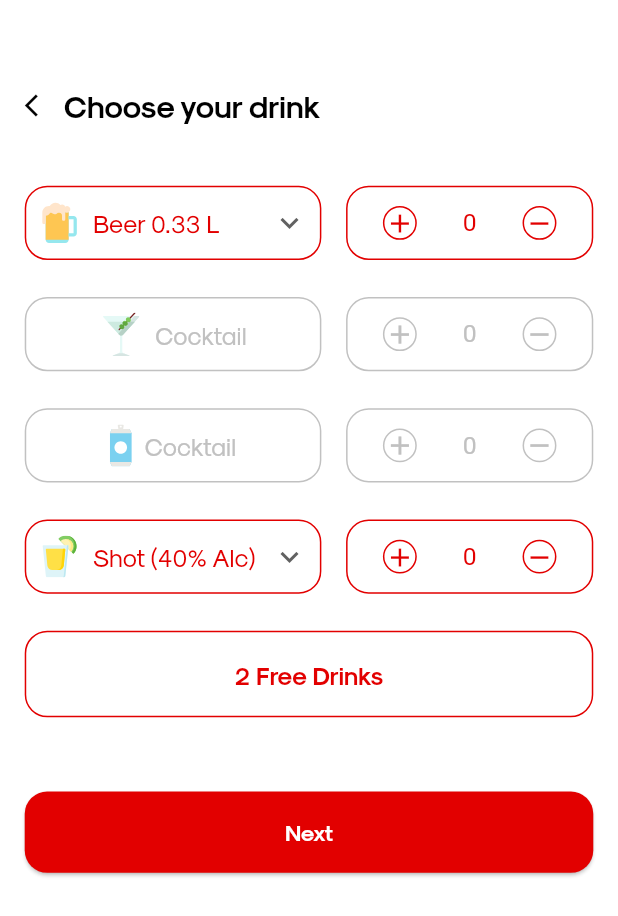
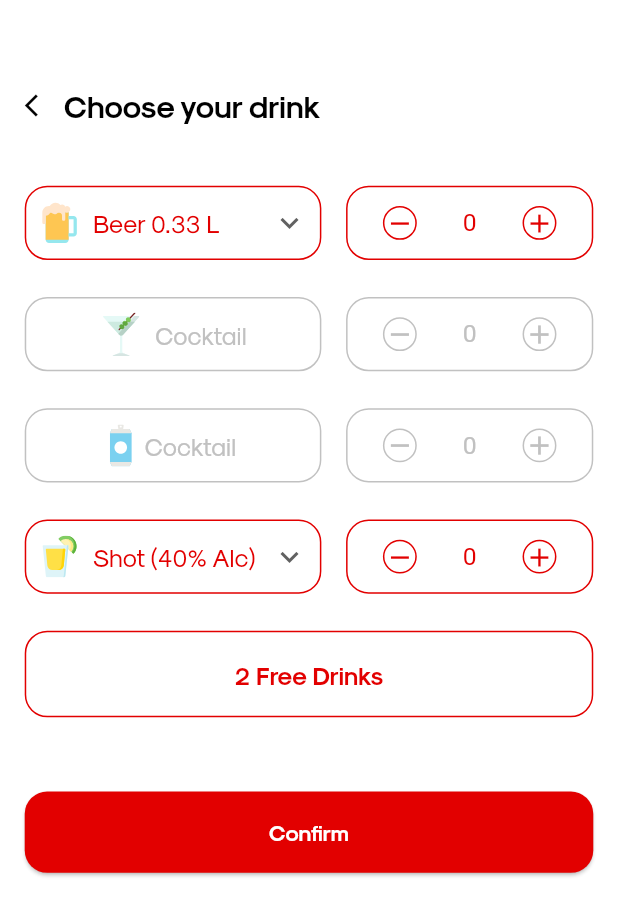
Before and after one commit to aliatherpeprix/Sauftrag-Social, a Flutter app: the BarDrinks screen opened directly, on a phone screen of 412 x 824 dp. Shown: the top 916 px of the screen. Run offline on Flutter 3.47's test engine with Material 2 defaults, Android fonts, the phone set to English and light mode, and no system bars; our stand-ins replace another_xlider, bubble, curved_navigation_bar, date_picker_timeline, dotted_border, emoji_picker_flutter and 14 more; missing offline and left inert: dart:ffi, expand_tap_area, qr_code_scanner, shrink_sidemenu; accounts and stored records are empty.

Commit message:
By: Ali Ather.
By: Ali Ather.
Date: 11/27/2021.
Time: 9:15 pm

```diff
--- a/lib/bar/views/Auth/barTimingType.dart
+++ b/lib/bar/views/Auth/barTimingType.dart
@@ -514,7 +514,7 @@ class _BarTimingAndTypeState extends State<BarTimingAndType> {
                           //margin: EdgeInsets.symmetric(vertical: SizeConfig.heightMultiplier * 2, horizontal: SizeConfig.widthMultiplier * 4),
                           child: ElevatedButton(
                             onPressed: () {
-                              model.navigateToTermsScreen();
+                              model.navigateToHomeBarScreen();
                             },
                             child: const Text("Let's Get Started"),
                             style: ElevatedButton.styleFrom(
--- a/lib/bar/views/Auth/media.dart
+++ b/lib/bar/views/Auth/media.dart
@@ -482,7 +482,7 @@ class _BarMediaState extends State<BarMedia> {
                           //margin: EdgeInsets.symmetric(vertical: SizeConfig.heightMultiplier * 2, horizontal: SizeConfig.widthMultiplier * 4),
                           child: ElevatedButton(
                             onPressed: () {
-                              model.navigateToTermsScreen();
+                              model.navigateToBarTimingTypeScreen();
                             },
                             child: const Text("Next"),
                             style: ElevatedButton.styleFrom(
--- a/lib/bar/views/Home/bar_drinks.dart
+++ b/lib/bar/views/Home/bar_drinks.dart
@@ -162,6 +162,36 @@ class _BarDrinksState extends State<BarDrinks> {
                               children: [
                                 GestureDetector(
                                     onTap: () {
+                                      if(index != 0){
+                                        index = index - 1;
+                                      }
+                                      setState(() {});
+                                    },
+                                    child: Center(
+                                      child: Container(
+                                        //padding: EdgeInsets.all(8.0),
+                                        decoration: BoxDecoration(
+                                            color: ColorUtils.white,
+                                            borderRadius: BorderRadius.all(
+                                                Radius.circular(50)),
+                                            border: Border.all(
+                                                color: ColorUtils.text_red)),
+                                        child: Icon(
+                                          Icons.remove,
+                                          size: 5.i,
+                                          color: ColorUtils.text_red,
+                                        ),
+                                      ),
+                                    )),
+                                Text(
+                                  index.toString(),
+                                  style: TextStyle(
+                                      color: ColorUtils.text_red,
+                                      fontSize: 2.h),
+                                ),
+
+                                GestureDetector(
+                                    onTap: () {
                                       index = index + 1;
                                       setState(() {});
                                     },
@@ -176,33 +206,6 @@ class _BarDrinksState extends State<BarDrinks> {
                                                 color: ColorUtils.text_red)),
                                         child: Icon(
                                           Icons.add,
-                                          size: 5.i,
-                                          color: ColorUtils.text_red,
-                                        ),
-                                      ),
-                                    )),
-                                Text(
-                                  index.toString(),
-                                  style: TextStyle(
-                                      color: ColorUtils.text_red,
-                                      fontSize: 2.h),
-                                ),
-                                GestureDetector(
-                                    onTap: () {
-                                      index = index - 1;
-                                      setState(() {});
-                                    },
-                                    child: Center(
-                                      child: Container(
-                                        //padding: EdgeInsets.all(8.0),
-                                        decoration: BoxDecoration(
-                                            color: ColorUtils.white,
-                                            borderRadius: BorderRadius.all(
-                                                Radius.circular(50)),
-                                            border: Border.all(
-                                                color: ColorUtils.text_red)),
-                                        child: Icon(
-                                          Icons.remove,
                                           size: 5.i,
                                           color: ColorUtils.text_red,
                                         ),
@@ -279,6 +282,36 @@ class _BarDrinksState extends State<BarDrinks> {
                               children: [
                                 GestureDetector(
                                     onTap: () {
+                                      if(index1 != 0)
+                                        {
+                                          index1 = index1 - 1;
+                                        }
+                                      setState(() {});
+                                    },
+                                    child: Center(
+                                      child: Container(
+                                        //padding: EdgeInsets.all(8.0),
+                                        decoration: BoxDecoration(
+                                            color: ColorUtils.white,
+                                            borderRadius: BorderRadius.all(
+                                                Radius.circular(50)),
+                                            border: Border.all(
+                                                color: ColorUtils.icon_color)),
+                                        child: Icon(
+                                          Icons.remove,
+                                          size: 5.i,
+                                          color: ColorUtils.icon_color,
+                                        ),
+                                      ),
+                                    )),
+                                Text(
+                                  index1.toString(),
+                                  style: TextStyle(
+                                      color: ColorUtils.icon_color,
+                                      fontSize: 2.h),
+                                ),
+                                GestureDetector(
+                                    onTap: () {
                                       index1 = index1 + 1;
                                       setState(() {});
                                     },
@@ -298,33 +331,7 @@ class _BarDrinksState extends State<BarDrinks> {
                                         ),
                                       ),
                                     )),
-                                Text(
-                                  index1.toString(),
-                                  style: TextStyle(
-                                      color: ColorUtils.icon_color,
-                                      fontSize: 2.h),
-                                ),
-                                GestureDetector(
-                                    onTap: () {
-                                      index1 = index1 - 1;
-                                      setState(() {});
-                                    },
-                                    child: Center(
-                                      child: Container(
-                                        //padding: EdgeInsets.all(8.0),
-                                        decoration: BoxDecoration(
-                                            color: ColorUtils.white,
-                                            borderRadius: BorderRadius.all(
-                                                Radius.circular(50)),
-                                            border: Border.all(
-                                                color: ColorUtils.icon_color)),
-                                        child: Icon(
-                                          Icons.remove,
-                                          size: 5.i,
-                                          color: ColorUtils.icon_color,
-                                        ),
-                                      ),
-                                    )),
+
                               ],
                             ),
                           ),
@@ -396,6 +403,38 @@ class _BarDrinksState extends State<BarDrinks> {
                               children: [
                                 GestureDetector(
                                     onTap: () {
+                                      if(index2 != 0)
+                                        {
+                                          index2 = index2 - 1;
+                                        }
+
+                                      setState(() {});
+                                    },
+                                    child: Center(
+                                      child: Container(
+                                        //padding: EdgeInsets.all(8.0),
+                                        decoration: BoxDecoration(
+                                            color: ColorUtils.white,
+                                            borderRadius: BorderRadius.all(
+                                                Radius.circular(50)),
+                                            border: Border.all(
+                                                color: ColorUtils.icon_color)),
+                                        child: Icon(
+                                          Icons.remove,
+                                          size: 5.i,
+                                          color: ColorUtils.icon_color,
+                                        ),
+                                      ),
+                                    )),
+                                Text(
+                                  index2.toString(),
+                                  style: TextStyle(
+                                      color: ColorUtils.icon_color,
+                                      fontSize: 2.h),
+                                ),
+
+                                GestureDetector(
+                                    onTap: () {
                                       index2 = index2 + 1;
                                       setState(() {});
                                     },
@@ -410,33 +449,6 @@ class _BarDrinksState extends State<BarDrinks> {
                                                 color: ColorUtils.icon_color)),
                                         child: Icon(
                                           Icons.add,
-                                          size: 5.i,
-                                          color: ColorUtils.icon_color,
-                                        ),
-                                      ),
-                                    )),
-                                Text(
-                                  index2.toString(),
-                                  style: TextStyle(
-                                      color: ColorUtils.icon_color,
-                                      fontSize: 2.h),
-                                ),
-                                GestureDetector(
-                                    onTap: () {
-                                      index2 = index2 - 1;
-                                      setState(() {});
-                                    },
-                                    child: Center(
-                                      child: Container(
-                                        //padding: EdgeInsets.all(8.0),
-                                        decoration: BoxDecoration(
-                                            color: ColorUtils.white,
-                                            borderRadius: BorderRadius.all(
-                                                Radius.circular(50)),
-                                            border: Border.all(
-                                                color: ColorUtils.icon_color)),
-                                        child: Icon(
-                                          Icons.remove,
                                           size: 5.i,
                                           color: ColorUtils.icon_color,
                                         ),
@@ -538,6 +550,38 @@ class _BarDrinksState extends State<BarDrinks> {
                               children: [
                                 GestureDetector(
                                     onTap: () {
+                                      if(index3 != 0)
+                                        {
+                                          index3 = index3 - 1;
+                                        }
+
+                                      setState(() {});
+                                    },
+                                    child: Center(
+                                      child: Container(
+                                        //padding: EdgeInsets.all(8.0),
+                                        decoration: BoxDecoration(
+                                            color: ColorUtils.white,
+                                            borderRadius: BorderRadius.all(
+                                                Radius.circular(50)),
+                                            border: Border.all(
+                                                color: ColorUtils.text_red)),
+                                        child: Icon(
+                                          Icons.remove,
+                                          size: 5.i,
+                                          color: ColorUtils.text_red,
+                                        ),
+                                      ),
+                                    )),
+                                Text(
+                                  index3.toString(),
+                                  style: TextStyle(
+                                      color: ColorUtils.text_red,
+                                      fontSize: 2.h),
+                                ),
+
+                                GestureDetector(
+                                    onTap: () {
                                       index3 = index3 + 1;
                                       setState(() {});
                                     },
@@ -552,33 +596,6 @@ class _BarDrinksState extends State<BarDrinks> {
                                                 color: ColorUtils.text_red)),
                                         child: Icon(
                                           Icons.add,
-                                          size: 5.i,
-                                          color: ColorUtils.text_red,
-                                        ),
-                                      ),
-                                    )),
-                                Text(
-                                  index3.toString(),
-                                  style: TextStyle(
-                                      color: ColorUtils.text_red,
-                                      fontSize: 2.h),
-                                ),
-                                GestureDetector(
-                                    onTap: () {
-                                      index3 = index3 - 1;
-                                      setState(() {});
-                                    },
-                                    child: Center(
-                                      child: Container(
-                                        //padding: EdgeInsets.all(8.0),
-                                        decoration: BoxDecoration(
-                                            color: ColorUtils.white,
-                                            borderRadius: BorderRadius.all(
-                                                Radius.circular(50)),
-                                            border: Border.all(
-                                                color: ColorUtils.text_red)),
-                                        child: Icon(
-                                          Icons.remove,
                                           size: 5.i,
                                           color: ColorUtils.text_red,
                                         ),
@@ -639,9 +656,9 @@ class _BarDrinksState extends State<BarDrinks> {
                         //margin: EdgeInsets.symmetric(vertical: SizeConfig.heightMultiplier * 2, horizontal: SizeConfig.widthMultiplier * 4),
                         child: ElevatedButton(
                           onPressed: () {
-                            model.navigateToTermsScreen();
+                            model.navigateToOrderDetailsScreen();
                           },
-                          child: const Text("Next"),
+                          child: const Text("Confirm"),
                           style: ElevatedButton.styleFrom(
                             primary: ColorUtils.text_red,
                             onPrimary: ColorUtils.white,
--- a/lib/bar/views/Home/bar_event.dart
+++ b/lib/bar/views/Home/bar_event.dart
@@ -715,7 +715,7 @@ class _CreateBarEventState extends State<CreateBarEvent> {
                         //margin: EdgeInsets.symmetric(vertical: SizeConfig.heightMultiplier * 2, horizontal: SizeConfig.widthMultiplier * 4),
                         child: ElevatedButton(
                           onPressed: () {
-                            model.navigateToMediaScreen();
+                            //model.navigateToMediaScreen();
                           },
                           child: const Text("Create Event"),
                           style: ElevatedButton.styleFrom(
--- a/lib/bar/views/Home/main_view.dart
+++ b/lib/bar/views/Home/main_view.dart
@@ -9,6 +9,7 @@ import 'package:sauftrag/utils/font_utils.dart';
 import 'package:sauftrag/utils/size_config.dart';
 import 'package:sauftrag/viewModels/main_view_model.dart';
 import 'package:sauftrag/views/Home/swipe.dart';
+import 'package:sauftrag/views/UserFriendList/friend_list.dart';
 import 'package:sauftrag/widgets/my_curved_nav_bar.dart';
 import 'package:sauftrag/utils/dimensions.dart';
 import 'package:sauftrag/utils/image_utils.dart';
@@ -115,7 +116,7 @@ class _MainViewBarState extends State<MainViewBar> {
           body = BarNewsFeed();
           break;
         case 1:
-          body = Swipe();
+          body = FriendList();
           break;
         case 2:
           body = QRViewExample();
--- a/lib/bar/widgets/my_side_menu.dart
+++ b/lib/bar/widgets/my_side_menu.dart
@@ -137,7 +137,9 @@ class _MySideMenuState extends State<MySideMenu> {
 
               //Logout
               InkWell(
-                onTap: (){},
+                onTap: (){
+                  model.navigateAndRemoveSignInScreen();
+                },
                 child: Container(
                   padding: EdgeInsets.symmetric(horizontal: Dimensions.containerHorizontalPadding, vertical: Dimensions.containerVerticalPadding),
                   child: Row(
--- a/lib/main.dart
+++ b/lib/main.dart
@@ -5,6 +5,7 @@ import 'package:sauftrag/bar/views/Home/bar_news_feed.dart';
 import 'package:sauftrag/utils/screen_utils.dart';
 import 'package:sauftrag/utils/size_config.dart';
 import 'package:sauftrag/viewModels/navigation_view_model.dart';
+import 'package:sauftrag/views/Auth/splash.dart';
 import 'package:sauftrag/views/Home/main_view.dart';
 import 'package:sauftrag/views/Home/match.dart';
 import 'package:sauftrag/views/Home/profile.dart';
@@ -67,7 +68,7 @@ class _MyAppState extends State<MyApp> {
             SizeConfig().init(constraints, orientation);
             //var prefService = locator<PrefrencesViewModel>();
             //return MainView(index: 2);
-            return UserProfile();
+            return Splash();
           },
         );
       },
--- a/lib/utils/color_utils.dart
+++ b/lib/utils/color_utils.dart
@@ -10,7 +10,7 @@ class ColorUtils{
   static Color text_dark = Color (0xFF333333);
   static Color icon_color = Color (0xFFC1C1C1);
   static Color yellow_color = Color (0xFFF7E36D);
-  static Color red_color = Color (0xFFB63327);
+  static Color red_color = Color (0xFFE20000);
   static Color blackText = Color (0xFF120D26);
   static Color shadowColor = Color (0xFF606470);
   static Color filterText = Color (0xFFECEBFC);
--- a/lib/utils/image_utils.dart
+++ b/lib/utils/image_utils.dart
@@ -164,6 +164,6 @@ class ImageUtils {
   static String shorts = "assets/shorts.svg";
   static String scanner = "assets/scanner.svg";
   static String johnImg = "assets/johnImg.png";
-  static String searchIcon = "assets/searchIcon.svg";
+  //static String searchIcon = "assets/searchIcon.svg";
   static String emailImg = "assets/emailIcon.png";
 }
--- a/lib/views/Auth/resent_password.dart
+++ b/lib/views/Auth/resent_password.dart
@@ -210,7 +210,7 @@ class _ResentPasswordState extends State<ResentPassword> {
                           //margin: EdgeInsets.symmetric(vertical: SizeConfig.heightMultiplier * 2, horizontal: SizeConfig.widthMultiplier * 4),
                           child: ElevatedButton(
                             onPressed: () {
-                               model.navigateToBarHomeScreen();
+                               model.navigateToHomeBarScreen();
                             },
                             child: const Text("Reset Password"),
                             style: ElevatedButton.styleFrom(
--- a/lib/views/UserFriendList/group_details.dart
+++ b/lib/views/UserFriendList/group_details.dart
@@ -47,7 +47,7 @@ class _GroupDetailsState extends State<GroupDetails> {
                     vertical: Dimensions.verticalPadding),
                 child: ElevatedButton(
                   onPressed: () {
-                    //model.navigateToHomeScreen(2);
+                    model.navigateToFriendListScreen();
                   },
                   child: const Text("Create Group"),
                   style: ElevatedButton.styleFrom(
```
Also changed, not shown: lib/bar/views/Home/barCode2.dart (+6 -1 lines), lib/bar/views/Home/order_details.dart (+3 -28 lines), lib/bar/views/Profile/bar_profile.dart (+0 -12 lines), lib/viewModels/authentication_view_model.dart (+15 -0 lines), lib/viewModels/main_view_model.dart (+23 -0 lines), lib/viewModels/navigation_view_model.dart (+36 -0 lines), lib/views/UserFriendList/friend_list.dart (+15 -8 lines), assets/app_logo.svg, assets/emailIcon.png, pubspec.lock.
